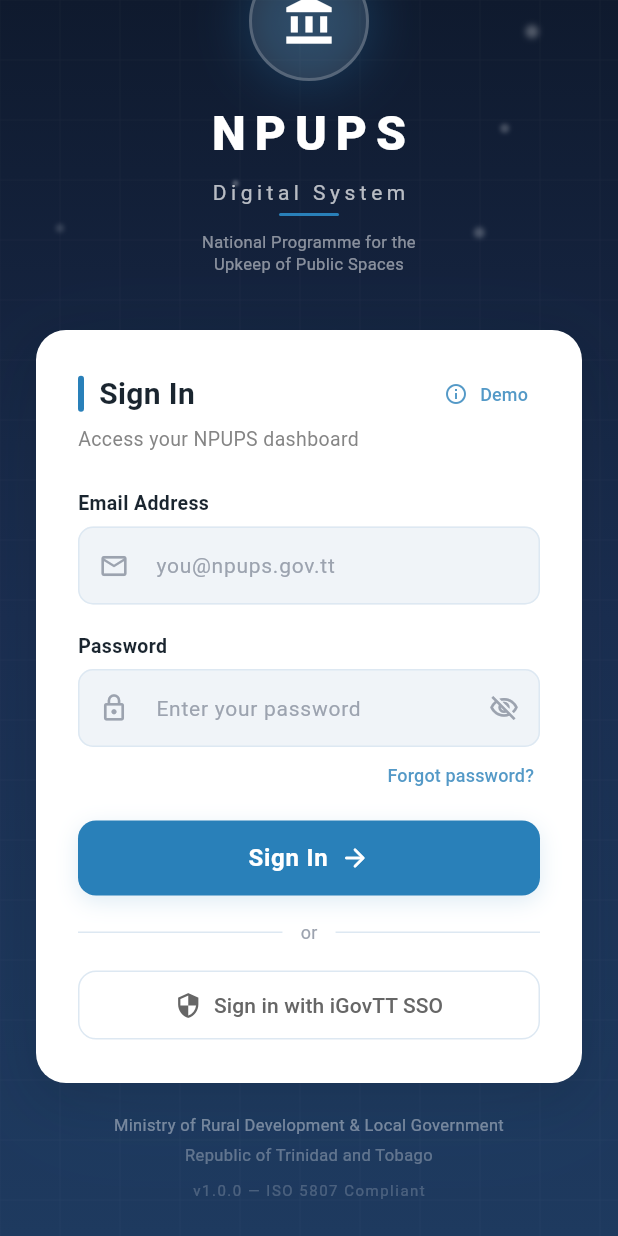
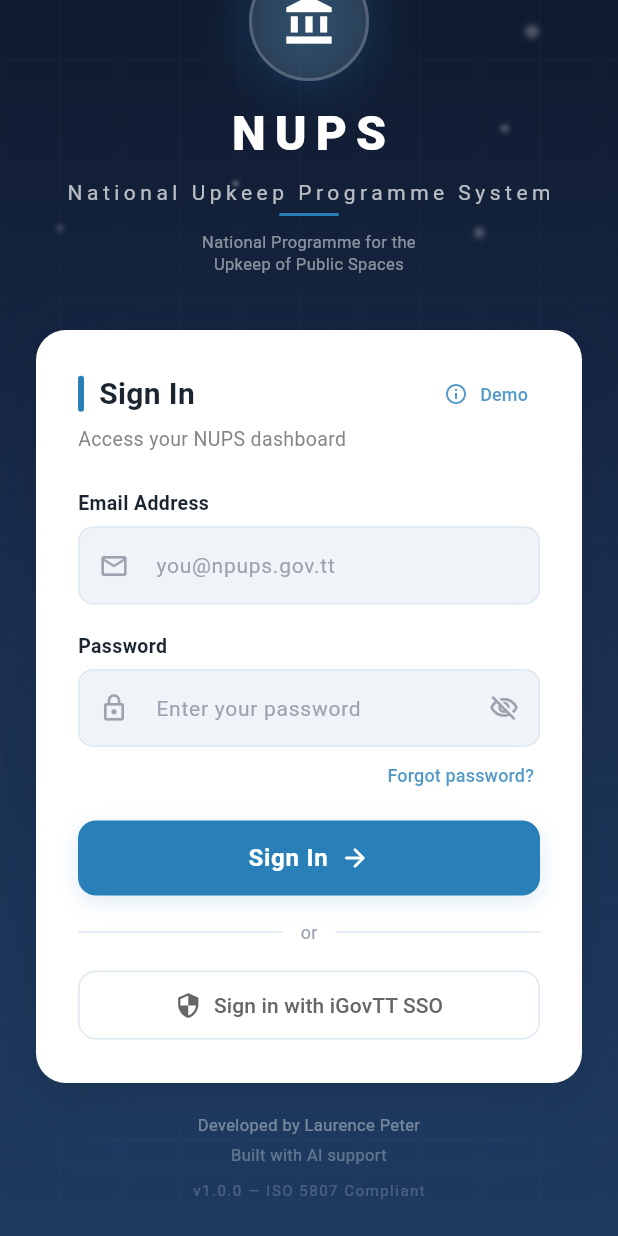
Before and after one commit to laurencepeter/NPUPS, a Flutter app: the screen it shows after launch, scrolled down 50 dp, on a phone screen of 412 x 824 dp. Run offline on Flutter 3.47's test engine with Material 3 defaults, Android fonts, the phone set to English and light mode, and no system bars; our stand-ins replace file_picker; missing offline and left inert: excel, file_saver; accounts and stored records are empty.

Commit message:
Rebrand NPUPS to NUPS — National Upkeep Programme System
- Rename project from "National Programme for the Upkeep of Public Spaces (NPUPS)" to "National Upkeep Programme System (NUPS)"
- Remove all mentions of Ministry of Rural Development & Local Government
- Update login screen title, subtitle, and footer with new branding
- Add developer attribution: "Developed by Laurence Peter · Built with AI support"
- Update web title, PWA manifest, pubspec description, main.dart header, README, and User Guide

https://claude.ai/code/session_0178g51w1TsinV8JqQdkwJaE

```diff
--- a/lib/screens/login_screen.dart
+++ b/lib/screens/login_screen.dart
@@ -362,7 +362,7 @@ class _LoginScreenState extends State<LoginScreen>
         child: Column(
           children: [
             const Text(
-              'NPUPS',
+              'NUPS',
               style: TextStyle(
                 fontSize: 32,
                 fontWeight: FontWeight.w800,
@@ -372,7 +372,7 @@ class _LoginScreenState extends State<LoginScreen>
             ),
             const SizedBox(height: 6),
             Text(
-              'Digital System',
+              'National Upkeep Programme System',
               style: TextStyle(
                 fontSize: 14,
                 fontWeight: FontWeight.w400,
@@ -486,7 +486,7 @@ class _LoginScreenState extends State<LoginScreen>
                 ),
                 const SizedBox(height: 6),
                 Text(
-                  'Access your NPUPS dashboard',
+                  'Access your NUPS dashboard',
                   style: TextStyle(fontSize: 13, color: NpupsColors.textSecondary.withValues(alpha: 0.8)),
                 ),
                 const SizedBox(height: 24),
@@ -744,7 +744,7 @@ class _LoginScreenState extends State<LoginScreen>
         child: Column(
           children: [
             Text(
-              'Ministry of Rural Development & Local Government',
+              'Developed by Laurence Peter',
               textAlign: TextAlign.center,
               style: TextStyle(
                 fontSize: 11,
@@ -753,7 +753,7 @@ class _LoginScreenState extends State<LoginScreen>
             ),
             const SizedBox(height: 4),
             Text(
-              'Republic of Trinidad and Tobago',
+              'Built with AI support',
               textAlign: TextAlign.center,
               style: TextStyle(
                 fontSize: 11,
--- a/pubspec.yaml
+++ b/pubspec.yaml
@@ -1,8 +1,7 @@
 name: npups
 description: >
-  National Programme for the Upkeep of Public Spaces (NPUPS) Digital System.
-  Worker Registration & Payroll — Ministry of Rural Development & Local Government,
-  Republic of Trinidad and Tobago.
+  National Upkeep Programme System (NUPS) — Worker Registration & Payroll Management.
+  Developed by Laurence Peter. Built with AI support.
 publish_to: 'none'
 version: 1.0.0+1
 
```
Also changed, not shown: lib/main.dart (+3 -4 lines), 4 other files.
